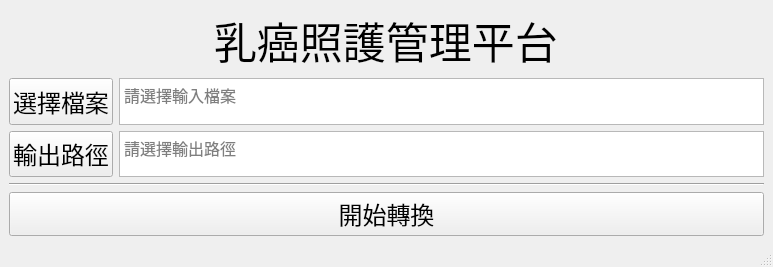
Above: ui/app.ui from YuCheng21/kmu-excel-tool before the change. Below: the same form after it.
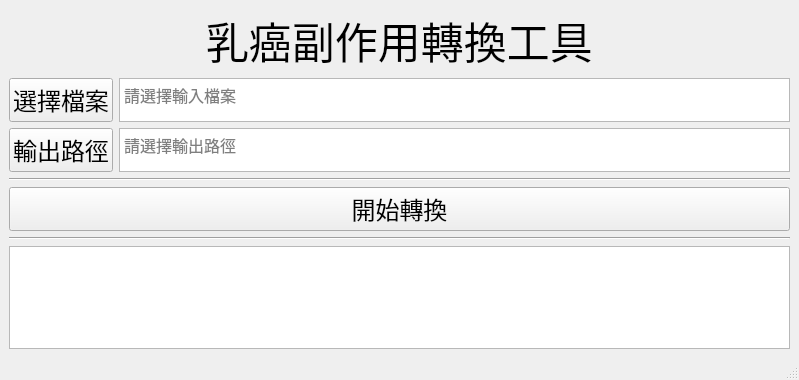
That is the form after the change.

```diff
--- a/ui/app.ui
+++ b/ui/app.ui
@@ -6,8 +6,8 @@
    <rect>
     <x>0</x>
     <y>0</y>
-    <width>773</width>
-    <height>267</height>
+    <width>799</width>
+    <height>380</height>
    </rect>
   </property>
   <property name="windowTitle">
@@ -37,7 +37,7 @@
            </font>
           </property>
           <property name="text">
-           <string>乳癌照護管理平台</string>
+           <string>乳癌副作用轉換工具</string>
           </property>
          </widget>
         </item>
@@ -186,6 +186,23 @@
         </property>
        </widget>
       </item>
+      <item>
+       <widget class="Line" name="line_2">
+        <property name="orientation">
+         <enum>Qt::Horizontal</enum>
+        </property>
+       </widget>
+      </item>
+      <item>
+       <widget class="QTextEdit" name="edit_logging">
+        <property name="lineWrapMode">
+         <enum>QTextEdit::NoWrap</enum>
+        </property>
+        <property name="readOnly">
+         <bool>true</bool>
+        </property>
+       </widget>
+      </item>
      </layout>
     </item>
    </layout>
```
Left out of the diff: 14 changed lines with no effect on the pictures.
